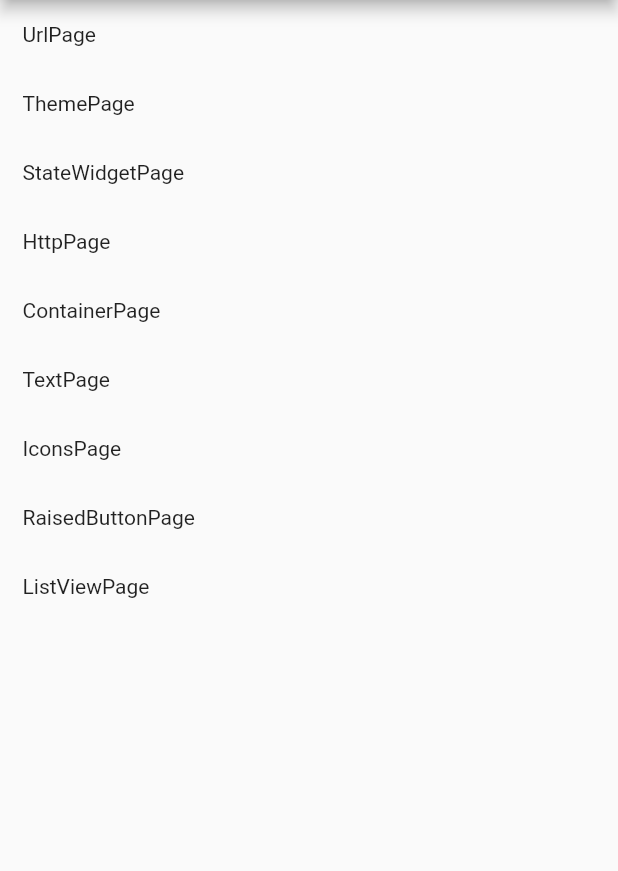
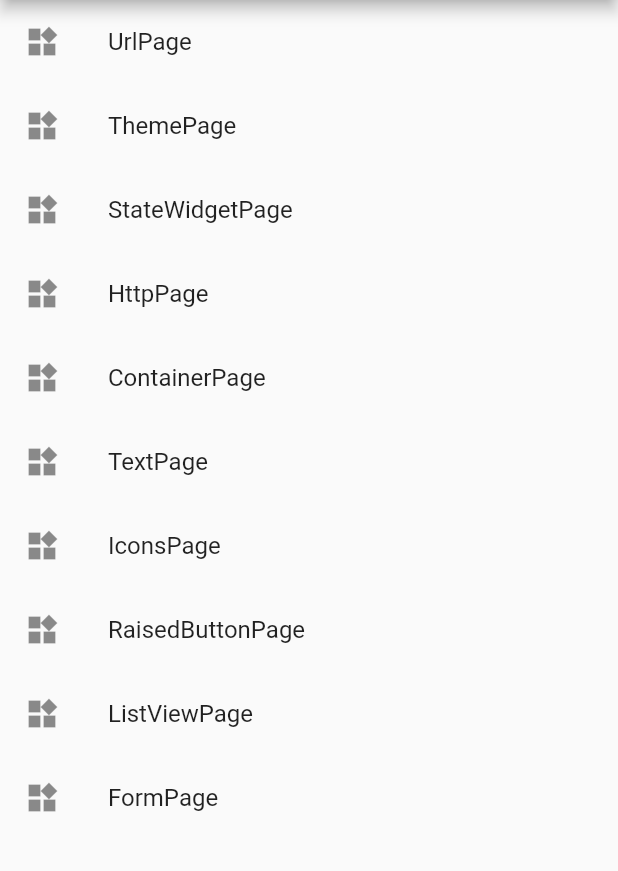
Before and after one commit to haoyd/FlutterSample, a Flutter app: the screen it shows after launch, on a phone screen of 412 x 824 dp, the part 84-955 px from its top. Run offline on Flutter 3.47's test engine with Material 2 defaults, Android fonts, the phone set to English and light mode, and no system bars; our stand-ins replace fluttertoast.

Commit message:
reConstruct main page

```diff
--- a/lib/main.dart
+++ b/lib/main.dart
@@ -1,7 +1,9 @@
 import 'package:flutter/material.dart';
 import 'package:url_launcher/url_launcher.dart';
+import 'package:flutter_sample/view/widget/ToastUtil.dart';
 
 import 'controller/ContainerPage.dart';
+import 'controller/FormPage.dart';
 import 'controller/HttpPage.dart';
 import 'controller/IconsPage.dart';
 import 'controller/ImagePage.dart';
@@ -34,6 +36,7 @@ class MyApp extends StatelessWidget {
         'IconsPage': (BuildContext context) => new IconsPage(),
         'RaisedButtonPage': (BuildContext context) => new RaisedButtonPage(),
         'ListViewPage': (BuildContext context) => new ListViewPage(),
+        'FormPage': (BuildContext context) => new FormPage(),
       },
     );
   }
@@ -75,16 +78,15 @@ class _SampleAppPageState extends State<SampleAppPage> {
     widgets.add(_getListItem("IconsPage"));
     widgets.add(_getListItem("RaisedButtonPage"));
     widgets.add(_getListItem("ListViewPage"));
+    widgets.add(_getListItem("FormPage"));
 
     return widgets;
   }
 
   _getListItem([String page, GestureTapCallback tapGesture]) {
-    return new GestureDetector(
-      child: new Padding(
-          padding: new EdgeInsets.all(15.0),
-          child: new Text(page)
-      ),
+    return ListTile(
+      leading: Icon(Icons.widgets),
+      title: Text(page),
       onTap: tapGesture ?? () {
         if (page == null) {
           return;
```
Also changed, not shown: lib/controller/FormPage.dart (added, +19 -0 lines).
